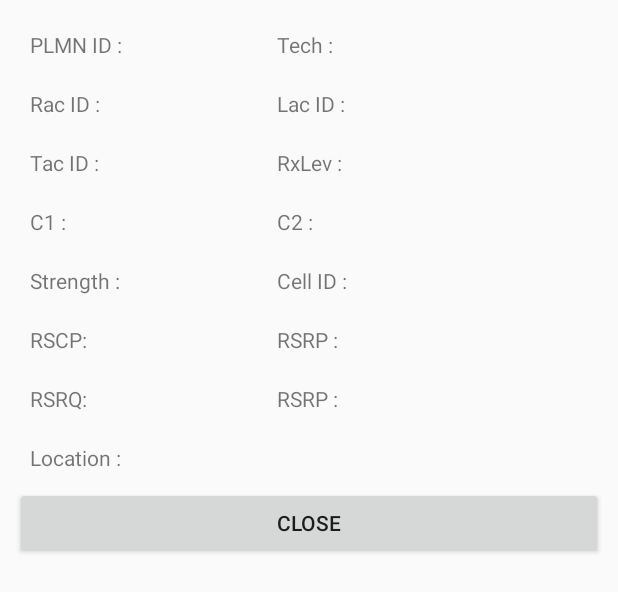
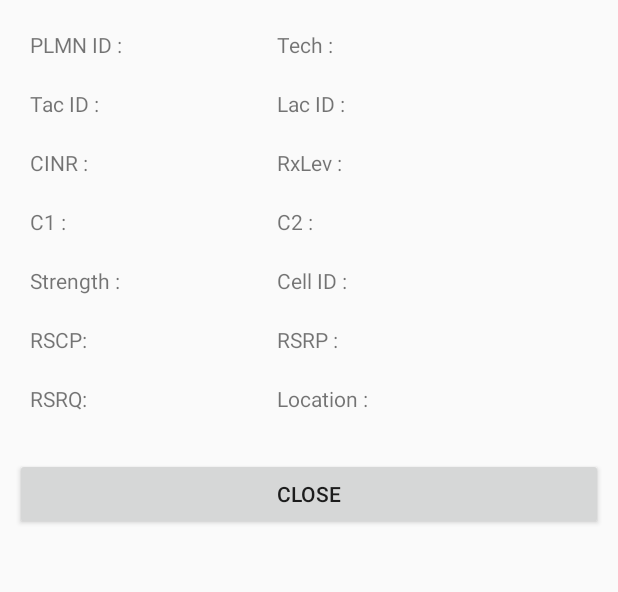
Before and after one commit to dxghost/rhodium, an Android app: the layout popup.xml on its own in the app's theme, with its tools: preview values and no code run, on a phone screen of 412 x 824 dp. Shown: the top 592 px of the screen. Run offline under Robolectric (Android 15) with nearby library versions, the light colour scheme and no system bars.

Commit message:
Fix props assignments

```diff
--- a/app/src/main/java/com/example/rhodium/Constants.kt
+++ b/app/src/main/java/com/example/rhodium/Constants.kt
@@ -16,7 +16,7 @@
 const val KEY_MILESTONE_ECNO: String = "milstone_ecno"
 const val KEY_MILESTONE_RSRP: String = "milestone_rsrp"
 const val KEY_MILESTONE_RSRQ: String = "milestone_rsrq"
-const val KEY_MILESTONE_RAC: String = "milestone_rac"
+const val KEY_MILESTONE_CINR: String = "milestone_rac"
 const val KEY_MILESTONE_TAC: String = "milestone_tac"
 const val KEY_MILESTONE_PLMN: String = "milestone_plmn"
 const val KEY_MILESTONE_CELL_ID: String = "milestone_cell_id"
--- a/app/src/main/res/layout/popup.xml
+++ b/app/src/main/res/layout/popup.xml
@@ -47,13 +47,13 @@
             android:padding="10dp">
 
             <TextView
-                android:id="@+id/racIdLabel"
+                android:id="@+id/tacIdLabel"
                 android:layout_width="wrap_content"
                 android:layout_height="wrap_content"
-                android:text="Rac ID : " />
+                android:text="Tac ID : " />
 
             <TextView
-                android:id="@+id/racId"
+                android:id="@+id/tacId"
                 android:layout_width="100dp"
                 android:layout_height="wrap_content"
                 android:textColor="@color/colorPrimaryDark" />
@@ -77,13 +77,13 @@
             android:padding="10dp">
 
             <TextView
-                android:id="@+id/tacIdLabel"
+                android:id="@+id/cinrIdLabel"
                 android:layout_width="wrap_content"
                 android:layout_height="wrap_content"
-                android:text="Tac ID : " />
+                android:text="CINR :" />
 
             <TextView
-                android:id="@+id/tacId"
+                android:id="@+id/cinrId"
                 android:layout_width="100dp"
                 android:layout_height="wrap_content"
                 android:textColor="@color/colorPrimaryDark" />
@@ -211,14 +211,14 @@
                 android:textColor="@color/colorPrimaryDark" />
 
             <TextView
-                android:id="@+id/ecnoLabel"
+                android:id="@+id/locationLabel"
                 android:layout_width="wrap_content"
-                android:layout_height="match_parent"
-                android:text="RSRP : " />
+                android:layout_height="wrap_content"
+                android:text="Location : " />
 
             <TextView
-                android:id="@+id/ecno"
-                android:layout_width="wrap_content"
+                android:id="@+id/location"
+                android:layout_width="309dp"
                 android:layout_height="wrap_content"
                 android:textColor="@color/colorPrimaryDark" />
 
@@ -230,18 +230,6 @@
         android:layout_height="wrap_content"
         android:padding="10dp">
 
-        <TextView
-            android:id="@+id/locationLabel"
-            android:layout_width="wrap_content"
-            android:layout_height="wrap_content"
-            android:text="Location : " />
-
-        <TextView
-            android:id="@+id/location"
-            android:layout_width="309dp"
-            android:layout_height="wrap_content"
-            android:textColor="@color/colorPrimaryDark" />
-
     </TableRow>
 
     <Button
```
Also changed, not shown: app/src/main/java/com/example/rhodium/DatabaseHandler.kt (+8 -8 lines), app/src/main/java/com/example/rhodium/MapsActivity.kt (+27 -47 lines), app/src/main/java/com/example/rhodium/Milestone.kt (+4 -3 lines).
